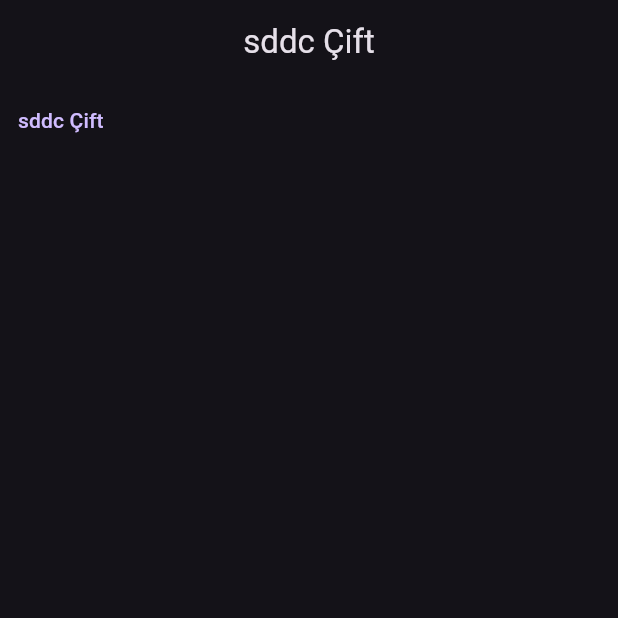
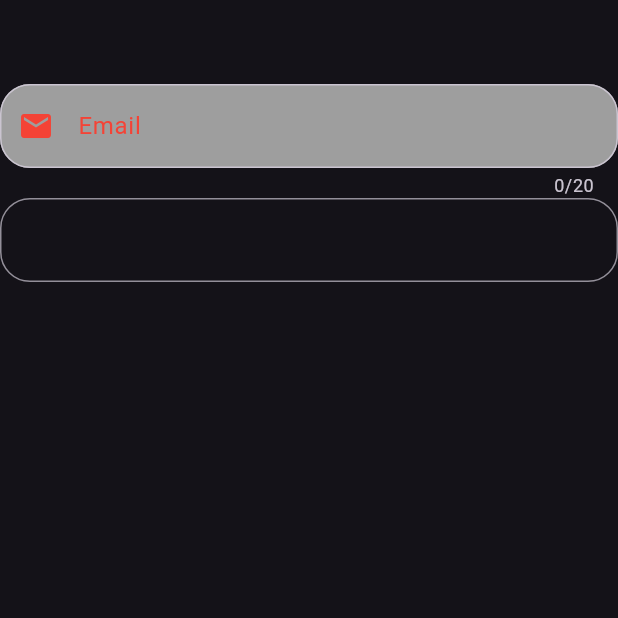
Before and after one commit to SertacN/flutter_learn, a Flutter app: the screen it shows after launch, on a phone screen of 412 x 824 dp, the top half of it. Run offline on Flutter 3.47's test engine with Material 3 defaults, Android fonts, the phone set to English and light mode, and no system bars.

Commit message:
text field learn

```diff
--- a/flutter_learn/lib/100/statefull_life_circle_learn.dart
+++ b/flutter_learn/lib/100/statefull_life_circle_learn.dart
@@ -27,7 +27,7 @@ class _LifeCircleLearnState extends State<LifeCircleLearn> {
     _isEven ? _message += ' Çift' : _message += ' Tek';
   }
 
-  //diduUpdateWidget yukardan gelen bir değişiklik varsa burası tetiklenir.
+  //didUpdateWidget yukardan gelen bir değişiklik varsa burası tetiklenir.
   @override
   void didUpdateWidget(covariant LifeCircleLearn oldWidget) {
     super.didUpdateWidget(oldWidget);
--- /dev/null
+++ b/flutter_learn/lib/100/text_field_learn.dart
@@ -0,0 +1,35 @@
+import 'package:flutter/material.dart';
+import 'package:flutter_learn/product/language/language_item.dart';
+
+class TextFieldLearn extends StatelessWidget {
+  const TextFieldLearn({super.key});
+
+  @override
+  Widget build(BuildContext context) {
+    return Scaffold(
+      appBar: AppBar(),
+      body: Column(
+        children: [
+          TextField(
+              keyboardType: TextInputType.emailAddress,
+              autofillHints: const [AutofillHints.email],
+              textInputAction: TextInputAction.next,
+              maxLength: 20,
+              style: const TextStyle(color: Colors.black),
+              decoration: _EmailInputDecoration().emailDecoration),
+          const TextField()
+        ],
+      ),
+    );
+  }
+}
+
+class _EmailInputDecoration {
+  final emailDecoration = const InputDecoration(
+    filled: true,
+    fillColor: Colors.grey,
+    label: Text(LanguageItems.email),
+    prefixIcon: Icon(Icons.email),
+    prefixIconColor: Colors.red,
+  );
+}
--- a/flutter_learn/lib/main.dart
+++ b/flutter_learn/lib/main.dart
@@ -1,6 +1,6 @@
 import 'package:flutter/material.dart';
 import 'package:flutter/services.dart';
-import 'package:flutter_learn/100/statefull_life_circle_learn.dart';
+import 'package:flutter_learn/100/text_field_learn.dart';
 
 void main() {
   runApp(const MyApp());
@@ -16,17 +16,25 @@ class MyApp extends StatelessWidget {
       title: 'Flutter Demo',
       debugShowCheckedModeBanner: false,
       theme: ThemeData.dark().copyWith(
+          // INPUT THEME
+          inputDecorationTheme: const InputDecorationTheme(
+              border: OutlineInputBorder(borderRadius: BorderRadius.all(Radius.circular(20))),
+              prefixIconColor: Colors.red,
+              labelStyle: TextStyle(color: Colors.red)),
+          // LISTTILE THEME
           listTileTheme: const ListTileThemeData(
             contentPadding: EdgeInsets.zero,
           ),
+          // PROGRESSINDICATOR THEME
           progressIndicatorTheme: const ProgressIndicatorThemeData(color: Colors.white),
+          // APPBAR THEME
           appBarTheme: const AppBarTheme(
             backgroundColor: Colors.transparent,
             centerTitle: true,
             elevation: 0,
             systemOverlayStyle: SystemUiOverlayStyle.light,
           )),
-      home: const LifeCircleLearn(message: 'sddc'),
+      home: const TextFieldLearn(),
     );
   }
 }
--- a/flutter_learn/lib/product/language/language_item.dart
+++ b/flutter_learn/lib/product/language/language_item.dart
@@ -1,3 +1,4 @@
 class LanguageItems {
   static const hello = 'Merhaba';
+  static const email = 'Email';
 }
```
Also changed, not shown: 1 other file.
